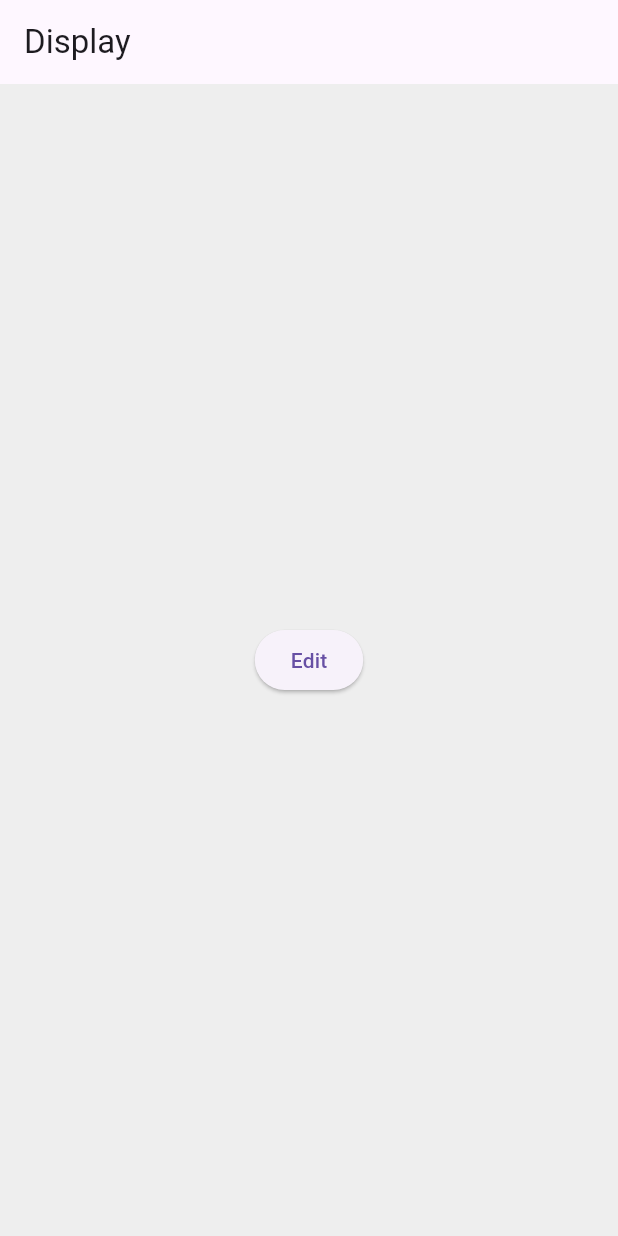
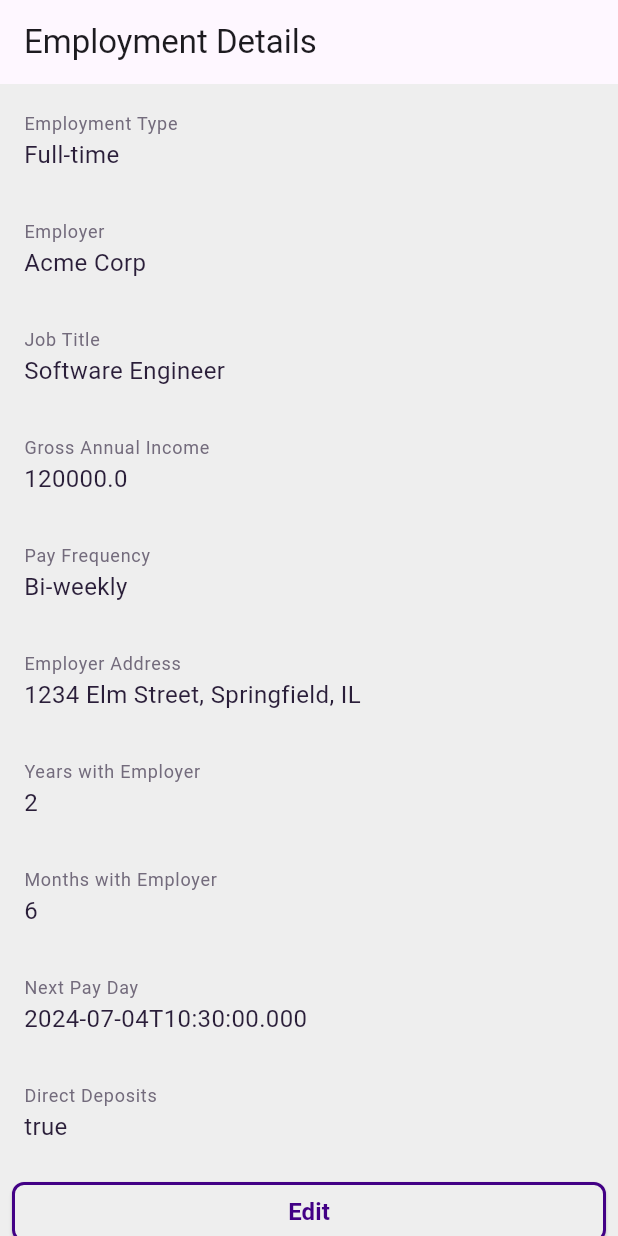
Before and after one commit to zizutg/meetava_pro, a Flutter app: the EmploymentDisplayScreen screen opened by its route, on a phone screen of 412 x 824 dp. Run offline on Flutter 3.47's test engine with Material 3 defaults, Android fonts, the phone set to English and light mode, and no system bars; our stand-ins replace flutter_riverpod, go_router, riverpod_annotation, syncfusion_flutter_charts, syncfusion_flutter_gauges, syncfusion_flutter_sliders; missing offline and left inert: syncfusion_flutter_core; generated files the repository leaves out were written again.

Commit message:
Employment model class and details are added

```diff
--- a/lib/main.dart
+++ b/lib/main.dart
@@ -1,5 +1,6 @@
 import 'package:flutter/material.dart';
 import 'package:flutter_riverpod/flutter_riverpod.dart';
+import 'package:meetava_pro/src/src.dart';
 import 'package:meetava_pro/src/ui/screens/employment_display_screen.dart';
 import 'package:meetava_pro/src/ui/screens/employment_edit_screen.dart';
 import 'package:meetava_pro/src/ui/screens/home_screen.dart';
@@ -12,31 +13,12 @@ void main() {
 class MeetAvaApp extends StatelessWidget {
   MeetAvaApp({super.key});
 
-  final GoRouter _router = GoRouter(
-    initialLocation: '/',
-    routes: [
-      GoRoute(
-        path: '/',
-        builder: (BuildContext context, GoRouterState state) =>
-            const MeetAvaHome(),
-      ),
-      GoRoute(
-        path: '/emp_disp',
-        builder: (BuildContext context, GoRouterState state) =>
-            const EmploymentDisplayScreen(),
-      ),
-      GoRoute(
-        path: '/emp_edit',
-        builder: (BuildContext context, GoRouterState state) =>
-            const EmploymentEditScreen(),
-      ),
-    ],
-  );
+  final GoRouter _router = AppRoutes.router;
 
   @override
   Widget build(BuildContext context) {
     return MaterialApp.router(
-      theme: ThemeData(scaffoldBackgroundColor: Colors.grey.shade200),
+      theme: ThemeData(scaffoldBackgroundColor: Palette.lightGrey),
       debugShowCheckedModeBanner: false,
       routerDelegate: _router.routerDelegate,
       routeInformationParser: _router.routeInformationParser,
--- /dev/null
+++ b/lib/src/models/employment_model.dart
@@ -0,0 +1,81 @@
+class Employment {
+  final String employmentType;
+  final String employer;
+  final String jobTitle;
+  final double grossAnnualIncome;
+  final String payFrequency;
+  final String employerAddress;
+  final int yearsWithEmployer;
+  final int monthsWithEmployer;
+  final DateTime nextPayDay;
+  final bool directDeposits;
+
+  Employment({
+    required this.employmentType,
+    required this.employer,
+    required this.jobTitle,
+    required this.grossAnnualIncome,
+    required this.payFrequency,
+    required this.employerAddress,
+    required this.yearsWithEmployer,
+    required this.monthsWithEmployer,
+    required this.nextPayDay,
+    required this.directDeposits,
+  });
+
+  Employment copyWith({
+    String? employmentType,
+    String? employer,
+    String? jobTitle,
+    double? grossAnnualIncome,
+    String? payFrequency,
+    String? employerAddress,
+    int? yearsWithEmployer,
+    int? monthsWithEmployer,
+    DateTime? nextPayDay,
+    bool? directDeposits,
+  }) {
+    return Employment(
+      employmentType: employmentType ?? this.employmentType,
+      employer: employer ?? this.employer,
+      jobTitle: jobTitle ?? this.jobTitle,
+      grossAnnualIncome: grossAnnualIncome ?? this.grossAnnualIncome,
+      payFrequency: payFrequency ?? this.payFrequency,
+      employerAddress: employerAddress ?? this.employerAddress,
+      yearsWithEmployer: yearsWithEmployer ?? this.yearsWithEmployer,
+      monthsWithEmployer: monthsWithEmployer ?? this.monthsWithEmployer,
+      nextPayDay: nextPayDay ?? this.nextPayDay,
+      directDeposits: directDeposits ?? this.directDeposits,
+    );
+  }
+
+  Map<String, dynamic> toMap() {
+    return {
+      'Employment Type': employmentType,
+      'Employer': employer,
+      'Job Title': jobTitle,
+      'Gross Annual Income': grossAnnualIncome,
+      'Pay Frequency': payFrequency,
+      'Employer Address': employerAddress,
+      'Years with Employer': yearsWithEmployer,
+      'Months with Employer': monthsWithEmployer,
+      'Next Pay Day': nextPayDay.toIso8601String(),
+      'Direct Deposits': directDeposits,
+    };
+  }
+
+  factory Employment.fromMap(Map<String, dynamic> map) {
+    return Employment(
+      employmentType: map['Employment Type'] ?? '',
+      employer: map['Employer'] ?? '',
+      jobTitle: map['Job Title'] ?? '',
+      grossAnnualIncome: map['Gross Annual Income']?.toDouble() ?? 0.0,
+      payFrequency: map['Pay Frequency'] ?? '',
+      employerAddress: map['Employer Address'] ?? '',
+      yearsWithEmployer: map['Years with Employer'] ?? 0,
+      monthsWithEmployer: map['Months with Employer'] ?? 0,
+      nextPayDay: DateTime.parse(map['Next Pay Day']),
+      directDeposits: map['Direct Deposits'] ?? false,
+    );
+  }
+}
--- /dev/null
+++ b/lib/src/providers/employment_provider.dart
@@ -0,0 +1,22 @@
+import 'package:riverpod_annotation/riverpod_annotation.dart';
+import '../src.dart';
+part 'employment_provider.g.dart';
+
+@riverpod
+class EmploymentNotifier extends _$EmploymentNotifier {
+  @override
+  Employment build() {
+    return Employment(
+      employmentType: 'Full-time',
+      employer: 'Acme Corp',
+      jobTitle: 'Software Engineer',
+      grossAnnualIncome: 120000,
+      payFrequency: 'Bi-weekly',
+      employerAddress: '1234 Elm Street, Springfield, IL',
+      yearsWithEmployer: 2,
+      monthsWithEmployer: 6,
+      nextPayDay: DateTime.now().add(Duration(days: 14)),
+      directDeposits: true,
+    );
+  }
+}
--- a/lib/src/src.dart
+++ b/lib/src/src.dart
@@ -1,15 +1,15 @@
-
-
 export 'models/account_detail_model.dart';
 export 'models/credit_card_factor_model.dart';
 export 'models/credit_card_utilization_model.dart';
 export 'models/credit_score_model.dart';
 export 'models/doughnut_series_model.dart';
+export 'models/employment_model.dart';
 export 'models/open_account.dart';
 export 'providers/account_details_provider.dart';
 export 'providers/credit_card_factor_provider.dart';
 export 'providers/credit_score_provider.dart';
 export 'providers/credit_utilization_provider.dart';
+export 'providers/employment_provider.dart';
 export 'providers/open_account_provider.dart';
 export 'scripts/get_file_names.dart';
 export 'ui/screens/dialog/feed_back_dialog.dart';
--- a/lib/src/util/color_palette.dart
+++ b/lib/src/util/color_palette.dart
@@ -6,6 +6,7 @@ class Palette {
   static const Color deepPurple = Color(0xFF420085);
   static const Color medPurple = Color(0xFFA448FF);
   static const Color lightPurple = Color(0xFF736B7C);
+  static const Color lightGrey =Color(0xFFEEEEEE);
 
   static const Color darkGreen = Color(0xFF003928);
   static const Color medGreen = Color(0xFF48A388);
--- a/lib/src/util/routes.dart
+++ b/lib/src/util/routes.dart
@@ -0,0 +1,26 @@
+import 'package:flutter/material.dart';
+import 'package:go_router/go_router.dart';
+import '../src.dart';
+
+class AppRoutes {
+  static final GoRouter router = GoRouter(
+    initialLocation: '/',
+    routes: [
+      GoRoute(
+        path: '/',
+        builder: (BuildContext context, GoRouterState state) =>
+            const EmploymentDisplayScreen(),
+      ),
+      GoRoute(
+        path: '/emp_disp',
+        builder: (BuildContext context, GoRouterState state) =>
+            const EmploymentDisplayScreen(),
+      ),
+      GoRoute(
+        path: '/emp_edit',
+        builder: (BuildContext context, GoRouterState state) =>
+            const EmploymentEditScreen(),
+      ),
+    ],
+  );
+}
```
Also changed, not shown: lib/src/ui/screens/employment_display_screen.dart (+50 -8 lines), lib/src/providers/employment_provider.g.dart (added).
